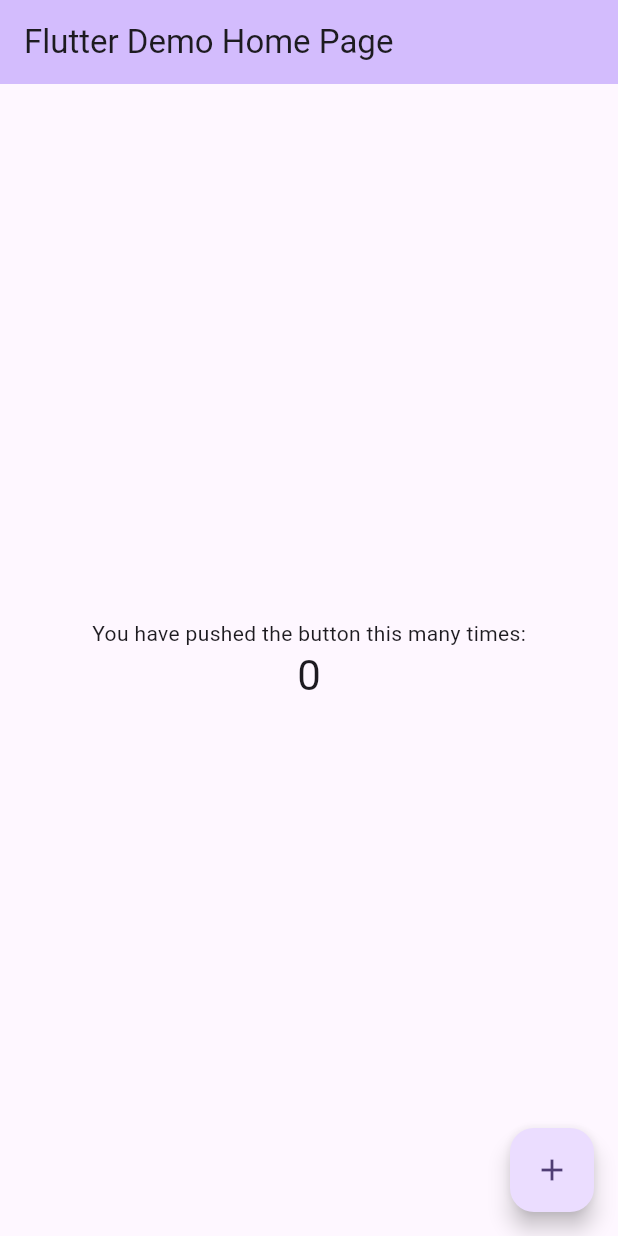
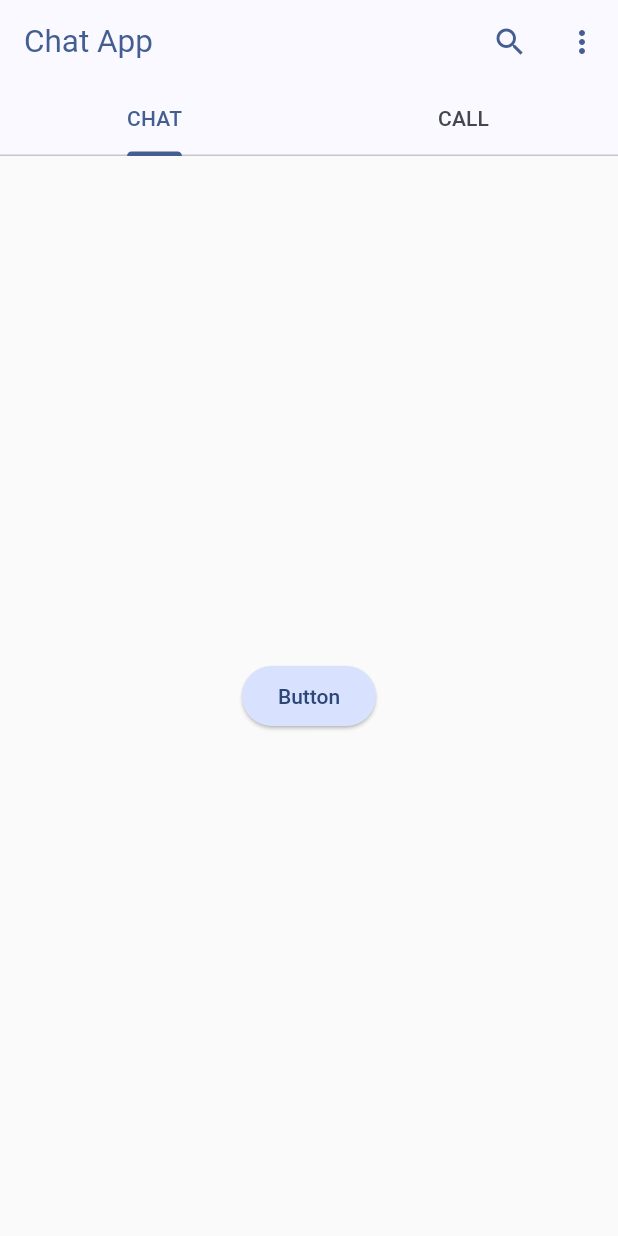
Before and after one commit to k2tam/Chat_App, a Flutter app: the screen it shows after launch, on a phone screen of 412 x 824 dp. Run offline on Flutter 3.47's test engine with Material 2 defaults, Android fonts, the phone set to English and light mode, and no system bars.

Commit message:
set-up themes

```diff
--- a/lib/main.dart
+++ b/lib/main.dart
@@ -1,4 +1,14 @@
+import 'package:chat_app/screens/screen_layout.dart';
 import 'package:flutter/material.dart';
+
+var kColorScheme = ColorScheme.fromSeed(
+  seedColor: const Color.fromRGBO(59, 130, 247, 1),
+);
+
+var kDarkColorScheme = ColorScheme.fromSeed(
+  brightness: Brightness.dark,
+  seedColor: const Color.fromRGBO(59, 130, 247, 1),
+);
 
 void main() {
   runApp(const MyApp());
@@ -7,119 +17,43 @@ void main() {
 class MyApp extends StatelessWidget {
   const MyApp({super.key});
 
-  // This widget is the root of your application.
   @override
   Widget build(BuildContext context) {
     return MaterialApp(
-      title: 'Flutter Demo',
-      theme: ThemeData(
-        // This is the theme of your application.
-        //
-        // TRY THIS: Try running your application with "flutter run". You'll see
-        // the application has a blue toolbar. Then, without quitting the app,
-        // try changing the seedColor in the colorScheme below to Colors.green
-        // and then invoke "hot reload" (save your changes or press the "hot
-        // reload" button in a Flutter-supported IDE, or press "r" if you used
-        // the command line to start the app).
-        //
-        // Notice that the counter didn't reset back to zero; the application
-        // state is not lost during the reload. To reset the state, use hot
-        // restart instead.
-        //
-        // This works for code too, not just values: Most code changes can be
-        // tested with just a hot reload.
-        colorScheme: ColorScheme.fromSeed(seedColor: Colors.deepPurple),
+      debugShowCheckedModeBanner: false,
+      title: 'Flutter Chat App',
+      darkTheme: ThemeData.dark().copyWith(
         useMaterial3: true,
+        colorScheme: kDarkColorScheme,
+        elevatedButtonTheme: ElevatedButtonThemeData(
+          style: ElevatedButton.styleFrom(
+            backgroundColor: kDarkColorScheme.primaryContainer,
+            foregroundColor: kDarkColorScheme.onPrimaryContainer,
+          ),
+        ),
       ),
-      home: const MyHomePage(title: 'Flutter Demo Home Page'),
+      theme: ThemeData().copyWith(
+        useMaterial3: true,
+        colorScheme: kColorScheme,
+        appBarTheme: const AppBarTheme().copyWith(
+          foregroundColor: kColorScheme.primary,
+        ),
+        elevatedButtonTheme: ElevatedButtonThemeData(
+          style: ElevatedButton.styleFrom(
+            backgroundColor: kColorScheme.primaryContainer,
+            foregroundColor: kColorScheme.onPrimaryContainer,
+          ),
+        ),
+        textTheme: ThemeData().textTheme.copyWith(
+              titleLarge: TextStyle(
+                fontWeight: FontWeight.normal,
+                color: kColorScheme.onSecondaryContainer,
+                fontSize: 21,
+              ),
+            ),
+      ),
+      themeMode: ThemeMode.system,
+      home: const ScreenLayout(),
     );
   }
 }
-
-class MyHomePage extends StatefulWidget {
-  const MyHomePage({super.key, required this.title});
-
-  // This widget is the home page of your application. It is stateful, meaning
-  // that it has a State object (defined below) that contains fields that affect
-  // how it looks.
-
-  // This class is the configuration for the state. It holds the values (in this
-  // case the title) provided by the parent (in this case the App widget) and
-  // used by the build method of the State. Fields in a Widget subclass are
-  // always marked "final".
-
-  final String title;
-
-  @override
-  State<MyHomePage> createState() => _MyHomePageState();
-}
-
-class _MyHomePageState extends State<MyHomePage> {
-  int _counter = 0;
-
-  void _incrementCounter() {
-    setState(() {
-      // This call to setState tells the Flutter framework that something has
-      // changed in this State, which causes it to rerun the build method below
-      // so that the display can reflect the updated values. If we changed
-      // _counter without calling setState(), then the build method would not be
-      // called again, and so nothing would appear to happen.
-      _counter++;
-    });
-  }
-
-  @override
-  Widget build(BuildContext context) {
-    // This method is rerun every time setState is called, for instance as done
-    // by the _incrementCounter method above.
-    //
-    // The Flutter framework has been optimized to make rerunning build methods
-    // fast, so that you can just rebuild anything that needs updating rather
-    // than having to individually change instances of widgets.
-    return Scaffold(
-      appBar: AppBar(
-        // TRY THIS: Try changing the color here to a specific color (to
-        // Colors.amber, perhaps?) and trigger a hot reload to see the AppBar
-        // change color while the other colors stay the same.
-        backgroundColor: Theme.of(context).colorScheme.inversePrimary,
-        // Here we take the value from the MyHomePage object that was created by
-        // the App.build method, and use it to set our appbar title.
-        title: Text(widget.title),
-      ),
-      body: Center(
-        // Center is a layout widget. It takes a single child and positions it
-        // in the middle of the parent.
-        child: Column(
-          // Column is also a layout widget. It takes a list of children and
-          // arranges them vertically. By default, it sizes itself to fit its
-          // children horizontally, and tries to be as tall as its parent.
-          //
-          // Column has various properties to control how it sizes itself and
-          // how it positions its children. Here we use mainAxisAlignment to
-          // center the children vertically; the main axis here is the vertical
-          // axis because Columns are vertical (the cross axis would be
-          // horizontal).
-          //
-          // TRY THIS: Invoke "debug painting" (choose the "Toggle Debug Paint"
-          // action in the IDE, or press "p" in the console), to see the
-          // wireframe for each widget.
-          mainAxisAlignment: MainAxisAlignment.center,
-          children: <Widget>[
-            const Text(
-              'You have pushed the button this many times:',
-            ),
-            Text(
-              '$_counter',
-              style: Theme.of(context).textTheme.headlineMedium,
-            ),
-          ],
-        ),
-      ),
-      floatingActionButton: FloatingActionButton(
-        onPressed: _incrementCounter,
-        tooltip: 'Increment',
-        child: const Icon(Icons.add),
-      ), // This trailing comma makes auto-formatting nicer for build methods.
-    );
-  }
-}
--- /dev/null
+++ b/lib/screens/screen_layout.dart
@@ -0,0 +1,39 @@
+import 'package:flutter/material.dart';
+
+class ScreenLayout extends StatelessWidget {
+  const ScreenLayout({super.key});
+
+  @override
+  Widget build(BuildContext context) {
+    return DefaultTabController(
+      length: 3,
+      child: Scaffold(
+        appBar: AppBar(
+            centerTitle: false,
+            title: const Text(
+              "Chat App",
+            ),
+            actions: [
+              IconButton(onPressed: () {}, icon: const Icon(Icons.search)),
+              IconButton(onPressed: () {}, icon: const Icon(Icons.more_vert)),
+            ],
+            bottom: const TabBar(
+              tabs: [
+                Tab(
+                  text: "CHAT",
+                ),
+                Tab(
+                  text: "CALL",
+                ),
+              ],
+            )),
+        body: Center(
+          child: ElevatedButton(
+            onPressed: () {},
+            child: const Text("Button"),
+          ),
+        ),
+      ),
+    );
+  }
+}
```
